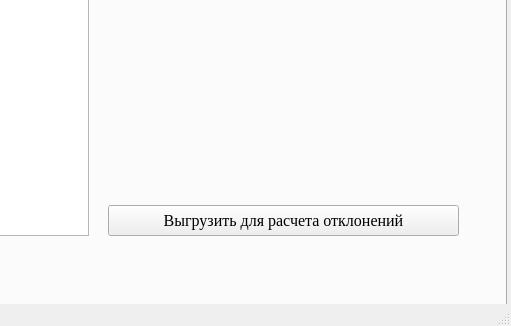
Old version of the form MainWindow.ui in the repository Pheeneek/Salary; both pictures show x 634 to 1145 and y 306 to 632 of the 1145 by 632 pixel window.
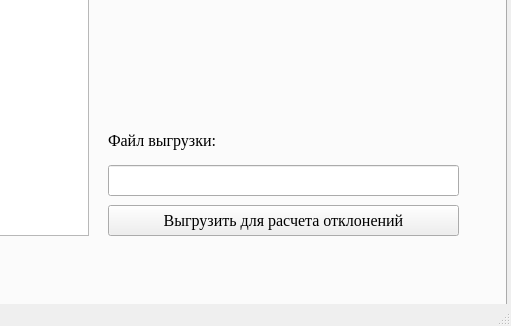
New version of the form. The open tabs and pages were chosen to show the change.

Commit message: Добавил кнопку выгрузки штатного в файл

Diff of the .ui file:
```diff
--- a/MainWindow.ui
+++ b/MainWindow.ui
@@ -75,6 +75,29 @@
        <string>Выгрузить для расчета отклонений</string>
       </property>
      </widget>
+     <widget class="QLineEdit" name="save_shtat_input">
+      <property name="geometry">
+       <rect>
+        <x>740</x>
+        <y>440</y>
+        <width>351</width>
+        <height>31</height>
+       </rect>
+      </property>
+     </widget>
+     <widget class="QLabel" name="save_shtat_label">
+      <property name="geometry">
+       <rect>
+        <x>740</x>
+        <y>400</y>
+        <width>351</width>
+        <height>31</height>
+       </rect>
+      </property>
+      <property name="text">
+       <string>Файл выгрузки:</string>
+      </property>
+     </widget>
     </widget>
     <widget class="QWidget" name="shtat_tab">
      <attribute name="title">
```
Left out of the diff: 2 changed lines with no effect on the pictures. The commit also changes 3 other files.
